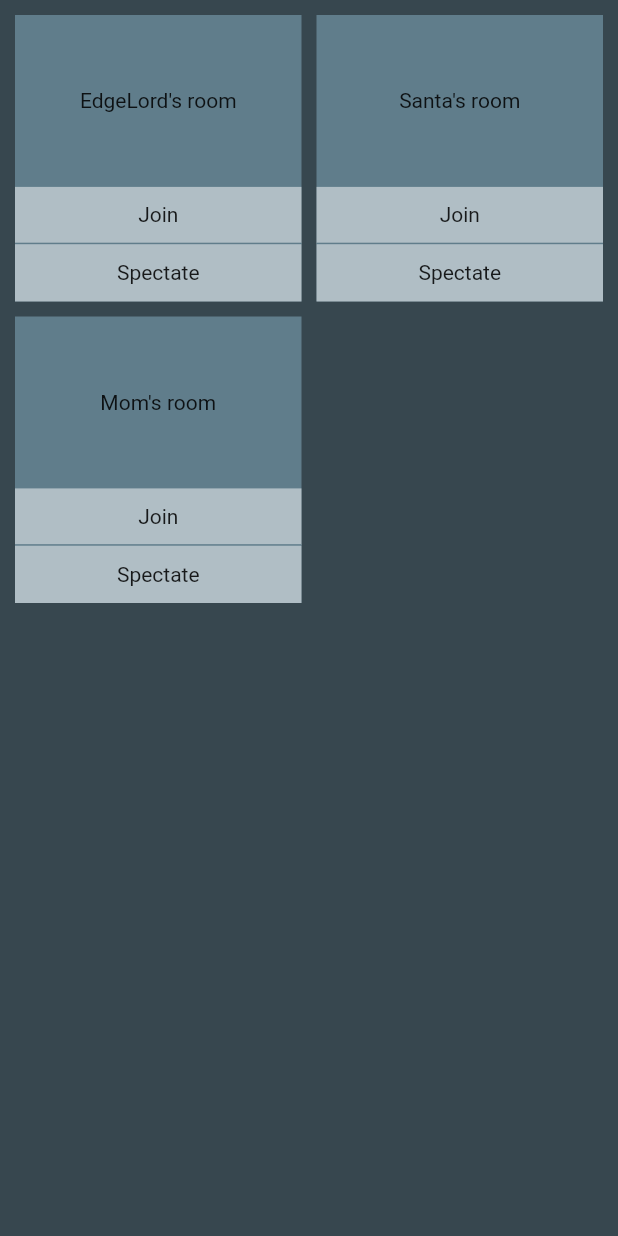
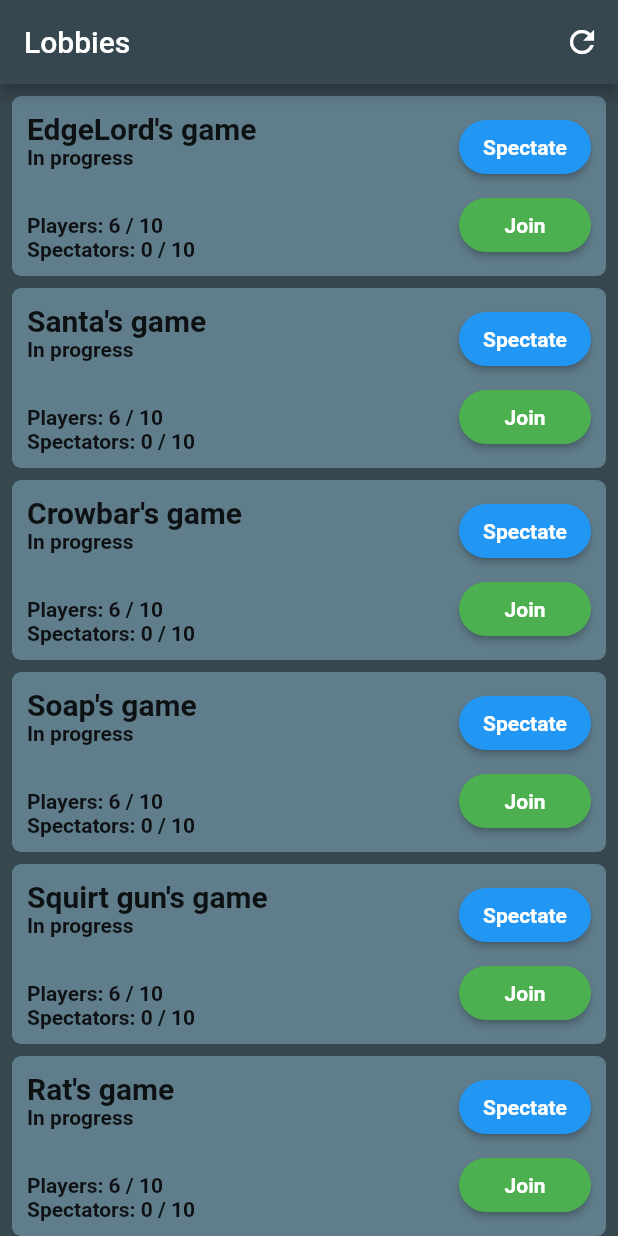
Before and after one commit to nusje2000/cards-against-humanity-client, a Flutter app: the screen it shows after launch, on a phone screen of 412 x 824 dp. Run offline on Flutter 3.47's test engine with Material 2 defaults, Android fonts, the phone set to English and light mode, and no system bars; Roboto replaces fonts that are missing (Helvetica Neue).

Commit message:
Updated lobby design

```diff
--- a/lib/screen/lobby_page.dart
+++ b/lib/screen/lobby_page.dart
@@ -2,10 +2,16 @@ import 'package:cards_against_humanity/widget/lobby/lobby.dart';
 import 'package:flutter/material.dart';
 
 class LobbyPage extends StatefulWidget {
-  final List<Lobby> lobbies = [
-    Lobby(roomName: 'EdgeLord\'s room', roomId: 'AX6T'),
-    Lobby(roomName: 'Santa\'s room', roomId: '56D8'),
-    Lobby(roomName: 'Mom\'s room', roomId: 'D95F'),
+  final List<Widget> lobbies = [
+    Lobby(roomName: 'EdgeLord\'s game', roomId: 'AX6T'),
+    Lobby(roomName: 'Santa\'s game', roomId: '56D8'),
+    Lobby(roomName: 'Crowbar\'s game', roomId: 'D95F'),
+    Lobby(roomName: 'Soap\'s game', roomId: 'D95F'),
+    Lobby(roomName: 'Squirt gun\'s game', roomId: 'D95F'),
+    Lobby(roomName: 'Rat\'s game', roomId: 'D95F'),
+    Lobby(roomName: 'Tube of Lipstick\'s game', roomId: 'D95F'),
+    Lobby(roomName: 'Martini\'s game', roomId: 'D95F'),
+    Lobby(roomName: 'Stop sign\'s game', roomId: 'D95F'),
   ];
 
   @override
@@ -16,18 +22,27 @@ class _LobbyPageState extends State<LobbyPage> {
   @override
   Widget build(BuildContext context) {
     return Scaffold(
+      appBar: AppBar(
+        title: Text('Lobbies'),
+        backgroundColor: Color.fromRGBO(55, 71, 79, 1),
+        actions: [
+          IconButton(
+            icon: Icon(Icons.refresh),
+            onPressed: () {},
+          ),
+        ],
+      ),
       backgroundColor: Color.fromRGBO(55, 71, 79, 1),
       body: SafeArea(
-        child: GridView.count(
-          scrollDirection: Axis.vertical,
-          crossAxisCount: 2,
-          crossAxisSpacing: 10,
-          mainAxisSpacing: 10,
-          padding: EdgeInsets.all(10),
-          children: List<Lobby>.generate(
-            widget.lobbies.length,
-            (index) => widget.lobbies[index],
-          ),
+        child: ListView.separated(
+          padding: EdgeInsets.all(8),
+          itemCount: widget.lobbies.length,
+          itemBuilder: (BuildContext context, int index) {
+            return widget.lobbies[index];
+          },
+          separatorBuilder: (BuildContext context, int index) {
+            return SizedBox(height: 8);
+          },
         ),
       ),
     );
--- a/lib/widget/lobby/lobby.dart
+++ b/lib/widget/lobby/lobby.dart
@@ -3,48 +3,75 @@ import 'package:flutter/material.dart';
 class Lobby extends StatelessWidget {
   final String roomName;
   final String roomId;
+  final TextStyle smalltextStyle = TextStyle(
+    fontWeight: FontWeight.bold,
+    fontFamily: 'Helvetica Neue',
+    fontSize: 14,
+  );
 
   Lobby({@required this.roomName, @required this.roomId});
 
   @override
   Widget build(BuildContext context) {
     return Container(
-      color: Colors.blueGrey,
-      child: Column(
+      padding: EdgeInsets.all(10),
+      decoration: BoxDecoration(
+        color: Colors.blueGrey,
+        borderRadius: BorderRadius.circular(6),
+      ),
+      height: 120,
+      child: Row(
         children: [
-          Expanded(
-            flex: 3,
-            child: Container(
-              alignment: Alignment.center,
-              child: Text(roomName),
-            ),
+          Column(
+            crossAxisAlignment: CrossAxisAlignment.start,
+            children: [
+              Text(
+                roomName,
+                style: TextStyle(
+                  fontWeight: FontWeight.bold,
+                  fontFamily: 'Helvetica Neue',
+                  fontSize: 20,
+                ),
+              ),
+              Text('In progress', style: smalltextStyle),
+              Spacer(),
+              Text('Players: 6 / 10', style: smalltextStyle),
+              Text('Spectators: 0 / 10', style: smalltextStyle),
+            ],
           ),
-          Expanded(
-            flex: 1,
-            child: GestureDetector(
-              onTap: () {},
-              child: Container(
-                decoration: BoxDecoration(
-                  color: Colors.white.withOpacity(.5),
-                  border: Border(bottom: BorderSide(color: Colors.blueGrey)),
+          Spacer(),
+          Column(
+            children: [
+              RaisedButton(
+                onPressed: () {},
+                child: Text(
+                  'Spectate',
+                  style: TextStyle(
+                    color: Colors.white,
+                    fontWeight: FontWeight.bold,
+                  ),
                 ),
-                alignment: Alignment.center,
-                width: double.maxFinite,
-                child: Text('Join'),
+                color: Colors.blue,
+                shape: RoundedRectangleBorder(
+                  borderRadius: BorderRadius.circular(18),
+                ),
               ),
-            ),
-          ),
-          Expanded(
-            flex: 1,
-            child: GestureDetector(
-              onTap: () {},
-              child: Container(
-                color: Colors.white.withOpacity(.5),
-                alignment: Alignment.center,
-                width: double.maxFinite,
-                child: Text('Spectate'),
+              Spacer(),
+              RaisedButton(
+                onPressed: () {},
+                child: Text(
+                  'Join',
+                  style: TextStyle(
+                    color: Colors.white,
+                    fontWeight: FontWeight.bold,
+                  ),
+                ),
+                color: Colors.green,
+                shape: RoundedRectangleBorder(
+                  borderRadius: BorderRadius.circular(18),
+                ),
               ),
-            ),
+            ],
           ),
         ],
       ),
```
